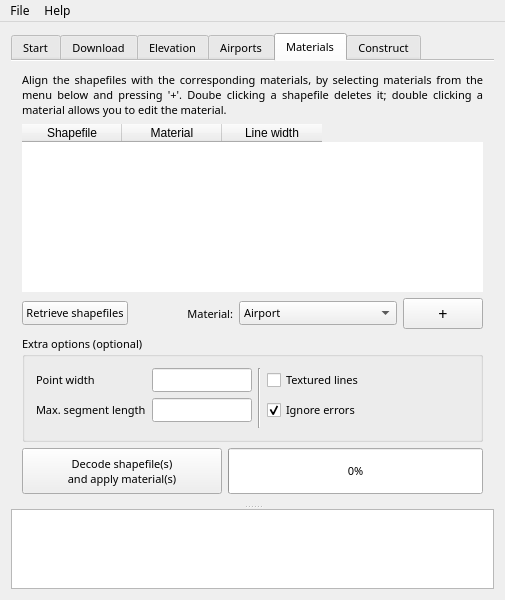
This is mainwindow.ui in jasin/TerraGearGUI-QT5 as Qt 5 draws it before an edit. The edited form follows.
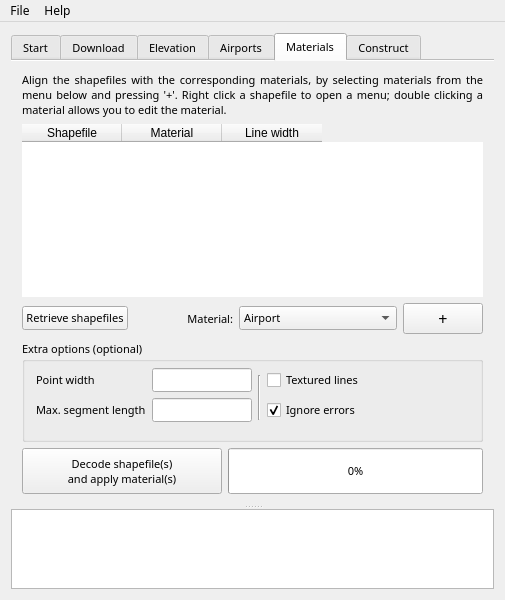
This is the edited form. The open tabs and pages were chosen to show the change.

Commit message: Check whether a correct TerraGear root is selected. Add context menu to shapefile table.

What changed in the file:
```diff
--- a/mainwindow.ui
+++ b/mainwindow.ui
@@ -2187,7 +2187,7 @@
             <bool>false</bool>
            </property>
            <property name="text">
-            <string>Align the shapefiles with the corresponding materials, by selecting materials from the menu below and pressing '+'. Doube clicking a shapefile deletes it; double clicking a material allows you to edit the material.</string>
+            <string>Align the shapefiles with the corresponding materials, by selecting materials from the menu below and pressing '+'. Right click a shapefile to open a menu; double clicking a material allows you to edit the material.</string>
            </property>
            <property name="alignment">
             <set>Qt::AlignJustify|Qt::AlignTop</set>
@@ -2208,8 +2208,8 @@
            <property name="selectionMode">
             <enum>QAbstractItemView::SingleSelection</enum>
            </property>
-           <property name="showGrid">
-            <bool>false</bool>
+           <property name="selectionBehavior">
+            <enum>QAbstractItemView::SelectRows</enum>
            </property>
            <property name="sortingEnabled">
             <bool>true</bool>
@@ -2601,6 +2601,12 @@
              <property name="enabled">
               <bool>true</bool>
              </property>
+             <property name="sizePolicy">
+              <sizepolicy hsizetype="Minimum" vsizetype="Fixed">
+               <horstretch>0</horstretch>
+               <verstretch>32</verstretch>
+              </sizepolicy>
+             </property>
              <property name="font">
               <font>
                <pointsize>12</pointsize>
@@ -2632,7 +2638,10 @@
            <property name="title">
             <string>Extra options (optional)</string>
            </property>
-           <layout class="QGridLayout" name="gridLayout_10">
+           <layout class="QGridLayout" name="_2">
+            <property name="topMargin">
+             <number>6</number>
+            </property>
             <item row="0" column="0">
              <widget class="QLabel" name="label_30">
               <property name="enabled">
@@ -2665,11 +2674,17 @@
             <item row="0" column="2" rowspan="3">
              <widget class="Line" name="line_8">
               <property name="sizePolicy">
-               <sizepolicy hsizetype="Fixed" vsizetype="Expanding">
+               <sizepolicy hsizetype="Fixed" vsizetype="Minimum">
                 <horstretch>0</horstretch>
                 <verstretch>0</verstretch>
                </sizepolicy>
               </property>
+              <property name="maximumSize">
+               <size>
+                <width>16777215</width>
+                <height>45</height>
+               </size>
+              </property>
               <property name="orientation">
                <enum>Qt::Vertical</enum>
               </property>
```
Left out of the diff: 68 changed lines with no effect on the pictures. The commit also changes 2 other files.
